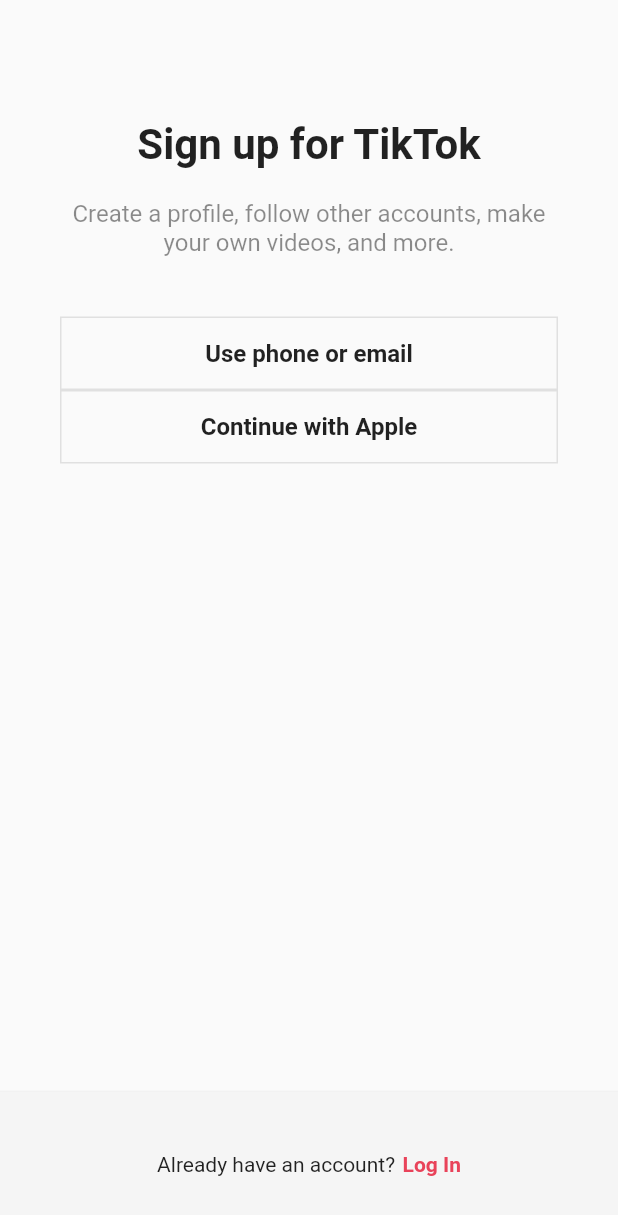
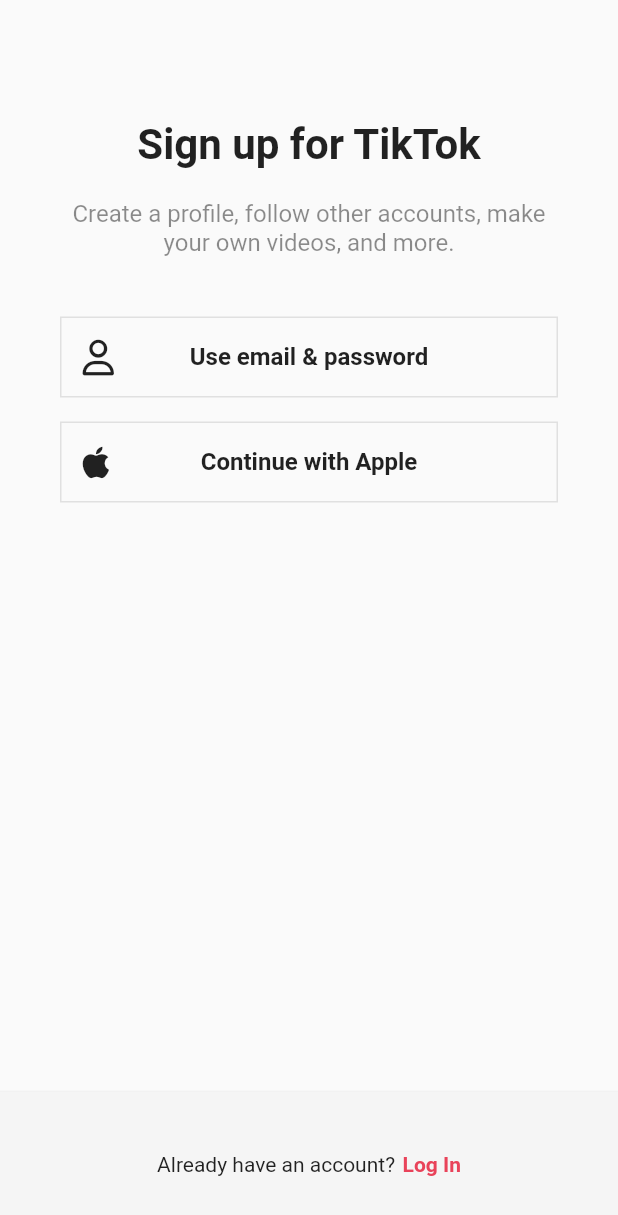
Before and after one commit to gonnabea/tt-clone, a Flutter app: the screen it shows after launch, after a tap on "Sign Up", on a phone screen of 412 x 824 dp. Shown: the top 1215 px of the screen. Run offline on Flutter 3.47's test engine with Material 2 defaults, Android fonts, the phone set to English and light mode, and no system bars; our stand-ins replace font_awesome_flutter.

Commit message:
#4.2 AuthButton

```diff
--- a/lib/features/authentication/login_screen.dart
+++ b/lib/features/authentication/login_screen.dart
@@ -1,7 +1,9 @@
 import 'package:flutter/material.dart';
+import 'package:font_awesome_flutter/font_awesome_flutter.dart';
 import 'package:tiktok_clone/constants/gaps.dart';
 import 'package:tiktok_clone/constants/sizes.dart';
 import 'package:tiktok_clone/features/authentication/sign_up_screen.dart';
+import 'package:tiktok_clone/features/authentication/widgets/auth_button.dart';
 
 class LoginScreen extends StatelessWidget {
   const LoginScreen({super.key});
@@ -28,6 +30,14 @@ class LoginScreen extends StatelessWidget {
               style: TextStyle(fontSize: Sizes.size16, color: Colors.black45),
               textAlign: TextAlign.center,
             ),
+            Gaps.v40,
+            AuthButton(
+                icon: FaIcon(FontAwesomeIcons.user),
+                text: "Use email & password"),
+            Gaps.v16,
+            AuthButton(
+                icon: FaIcon(FontAwesomeIcons.apple),
+                text: "Continue with Apple")
           ]),
         ),
       ),
--- a/lib/features/authentication/sign_up_screen.dart
+++ b/lib/features/authentication/sign_up_screen.dart
@@ -1,4 +1,5 @@
 import 'package:flutter/material.dart';
+import 'package:font_awesome_flutter/font_awesome_flutter.dart';
 import 'package:tiktok_clone/constants/gaps.dart';
 import 'package:tiktok_clone/constants/sizes.dart';
 import 'package:tiktok_clone/features/authentication/widgets/auth_button.dart';
@@ -28,8 +29,13 @@ class SignUpScreen extends StatelessWidget {
               textAlign: TextAlign.center,
             ),
             Gaps.v40,
-            AuthButton(text: "Use phone or email"),
-            AuthButton(text: "Continue with Apple")
+            AuthButton(
+                icon: FaIcon(FontAwesomeIcons.user),
+                text: "Use email & password"),
+            Gaps.v16,
+            AuthButton(
+                icon: FaIcon(FontAwesomeIcons.apple),
+                text: "Continue with Apple")
           ]),
         ),
       ),
--- a/lib/features/authentication/widgets/auth_button.dart
+++ b/lib/features/authentication/widgets/auth_button.dart
@@ -1,26 +1,31 @@
 import 'package:flutter/material.dart';
+import 'package:font_awesome_flutter/font_awesome_flutter.dart';
 import 'package:tiktok_clone/constants/sizes.dart';
 
 class AuthButton extends StatelessWidget {
   final String text;
+  final FaIcon icon;
 
-  const AuthButton({super.key, required this.text});
+  const AuthButton({super.key, required this.text, required this.icon});
 
   @override
   Widget build(BuildContext context) {
     return FractionallySizedBox(
       widthFactor: 1,
       child: Container(
-        padding: const EdgeInsets.symmetric(vertical: Sizes.size14),
+        padding: const EdgeInsets.all(Sizes.size14),
         decoration: BoxDecoration(
             border:
                 Border.all(color: Colors.grey.shade300, width: Sizes.size1)),
-        child: Text(
-          text,
-          style: const TextStyle(
-              fontSize: Sizes.size16, fontWeight: FontWeight.w600),
-          textAlign: TextAlign.center,
-        ),
+        child: Stack(alignment: Alignment.center, children: [
+          Align(alignment: Alignment.centerLeft, child: icon),
+          Text(
+            text,
+            style: const TextStyle(
+                fontSize: Sizes.size16, fontWeight: FontWeight.w600),
+            textAlign: TextAlign.center,
+          )
+        ]),
       ),
     );
   }
--- a/pubspec.yaml
+++ b/pubspec.yaml
@@ -36,6 +36,8 @@ dependencies:
   # The following adds the Cupertino Icons font to your application.
   # Use with the CupertinoIcons class for iOS style icons.
   cupertino_icons: ^1.0.2
+
+  font_awesome_flutter: ^10.3.0
 
 dev_dependencies:
   flutter_test:
```
Also changed, not shown: pubspec.lock.
